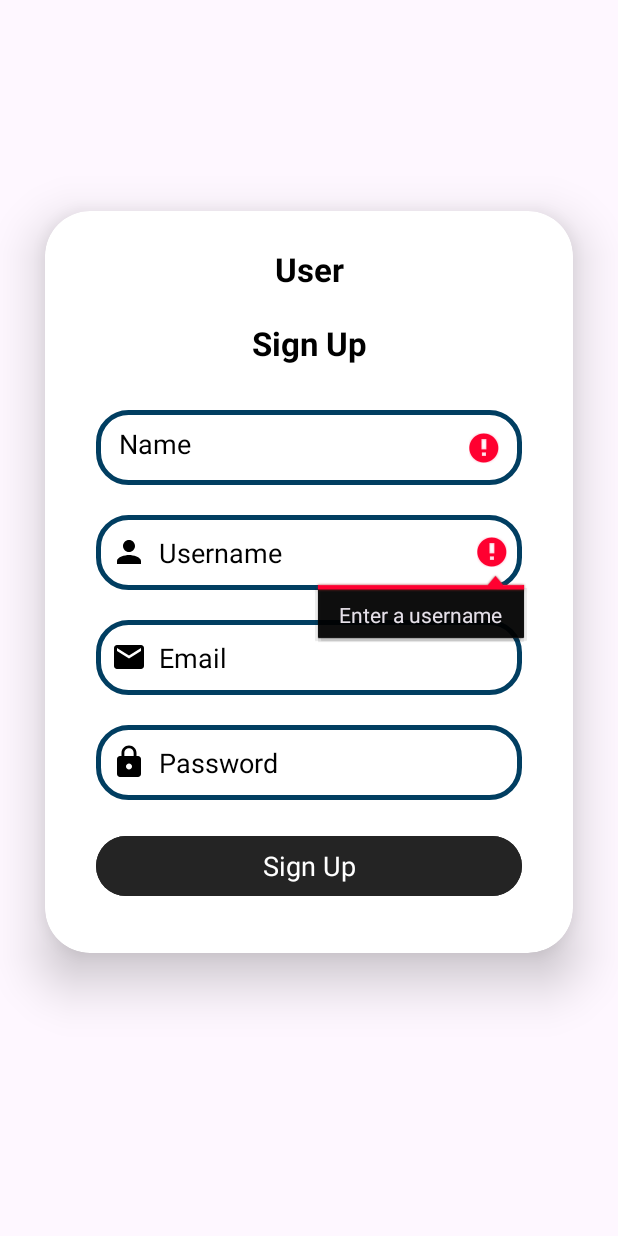
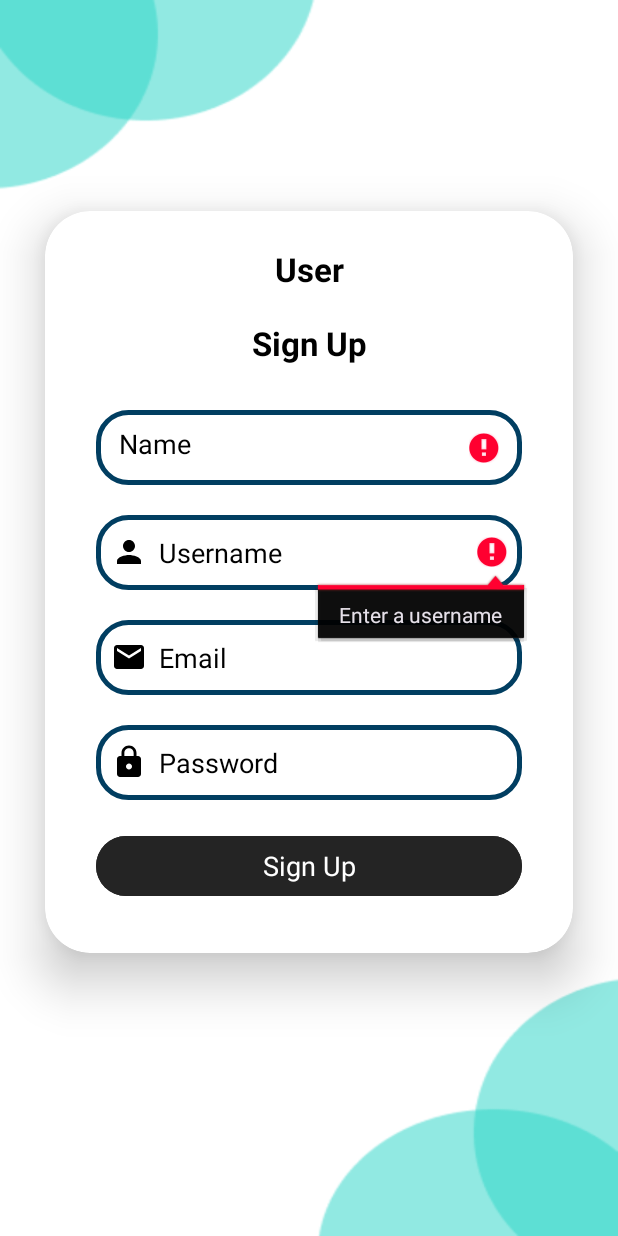
Before and after one commit to Abtahe103/CardiacRecorder, an Android app: the SignupPage screen opened directly, with no data from a screen before it, after a tap on "Sign Up", on a phone screen of 412 x 824 dp. Run offline under Robolectric (Android 15) with nearby library versions, the phone set to English and light mode, and no system bars; our stand-ins replace Firebase (no records; nobody signed in at launch, a user with empty details on screens opened directly).

Commit message:
login signup page updated

```diff
--- a/app/src/main/java/com/example/cardiacrecorder/LoginPage.java
+++ b/app/src/main/java/com/example/cardiacrecorder/LoginPage.java
@@ -84,7 +84,7 @@ public class LoginPage extends AppCompatActivity {
                     return;
                 }
 
-                databaseReference.child("JobSeeker").addListenerForSingleValueEvent(new ValueEventListener() {
+                databaseReference.child("User").addListenerForSingleValueEvent(new ValueEventListener() {
                     @Override
                     public void onDataChange(@NonNull DataSnapshot snapshot) {
                         if (snapshot.hasChild(user)) {
@@ -137,7 +137,7 @@ public class LoginPage extends AppCompatActivity {
         button2.setOnClickListener(new View.OnClickListener() {
             @Override
             public void onClick(View v) {
-                Intent intent = new Intent(LoginPage.this,HomePage.class);
+                Intent intent = new Intent(LoginPage.this,SignupPage.class);
                 startActivity(intent);
             }
         });
--- a/app/src/main/java/com/example/cardiacrecorder/SignupPage.java
+++ b/app/src/main/java/com/example/cardiacrecorder/SignupPage.java
@@ -39,7 +39,7 @@ public class SignupPage extends AppCompatActivity {
         super.onCreate(savedInstanceState);
         setContentView(R.layout.activity_signup_page);
         Button button_signup = findViewById(R.id.btn_signup);
-        EditText first_name = findViewById(R.id.firstName);
+        EditText name = findViewById(R.id.Name);
         EditText usertxt = findViewById(R.id.user_signup);
         EditText emailTxt = findViewById(R.id.email_signup);
         EditText passwordTxt = findViewById(R.id.password_signup);
@@ -54,14 +54,14 @@ public class SignupPage extends AppCompatActivity {
             }
 
             private void userRegister() {
-                String fName = first_name.getText().toString().trim();
+                String fName = name.getText().toString().trim();
                 String user = usertxt.getText().toString().trim();
                 String email = emailTxt.getText().toString().trim();
                 String password = passwordTxt.getText().toString().trim();
 
                 if (fName.isEmpty()){
-                    first_name.setError("Enter your first name");
-                    first_name.requestFocus();
+                    name.setError("Enter your first name");
+                    name.requestFocus();
                 }
 
                 if(user.isEmpty()){
@@ -112,10 +112,10 @@ public class SignupPage extends AppCompatActivity {
                                                 if(count == 30){
                                                     timer.cancel();
 
-                                                    databaseReference.child("JobSeeker").child(user).child("First Name").setValue(fName);
-                                                    databaseReference.child("JobSeeker").child(user).child("Username").setValue(user);
-                                                    databaseReference.child("JobSeeker").child(user).child("Email").setValue(email);
-                                                    databaseReference.child("JobSeeker").child(user).child("Password").setValue(password);
+                                                    databaseReference.child("User").child(user).child("Name").setValue(fName);
+                                                    databaseReference.child("User").child(user).child("Username").setValue(user);
+                                                    databaseReference.child("User").child(user).child("Email").setValue(email);
+                                                    databaseReference.child("User").child(user).child("Password").setValue(password);
                                                     Intent intent = new Intent(SignupPage.this,HomePage.class);
                                                     intent.putExtra("username",user);
                                                     startActivity(intent);
--- a/app/src/main/res/layout/activity_login_page.xml
+++ b/app/src/main/res/layout/activity_login_page.xml
@@ -7,7 +7,8 @@
     tools:context=".LoginPage"
     android:orientation="horizontal"
     android:gravity="center"
-    android:layout_gravity="center">
+    android:layout_gravity="center"
+    android:background="@drawable/loginpagebgrnd2">
 
     <androidx.cardview.widget.CardView
         android:layout_width="match_parent"
--- a/app/src/main/res/layout/activity_signup_page.xml
+++ b/app/src/main/res/layout/activity_signup_page.xml
@@ -7,7 +7,8 @@
     android:orientation="vertical"
     android:layout_gravity="center"
     android:gravity="center"
-    tools:context=".SignupPage">
+    tools:context=".SignupPage"
+    android:background="@drawable/loginpagebgrnd2">
     <androidx.cardview.widget.CardView
         android:layout_width="match_parent"
         android:layout_height="wrap_content"
@@ -43,7 +44,7 @@
             android:textStyle="bold"
             />
         <EditText
-            android:id="@+id/firstName"
+            android:id="@+id/Name"
             android:layout_width="match_parent"
             android:layout_height="50dp"
             android:layout_margin="10dp"
```
Also changed, not shown: app/src/main/res/drawable/login_bgrnd.jpg (added), app/src/main/res/drawable/loginpagebgrnd2.png (added).
